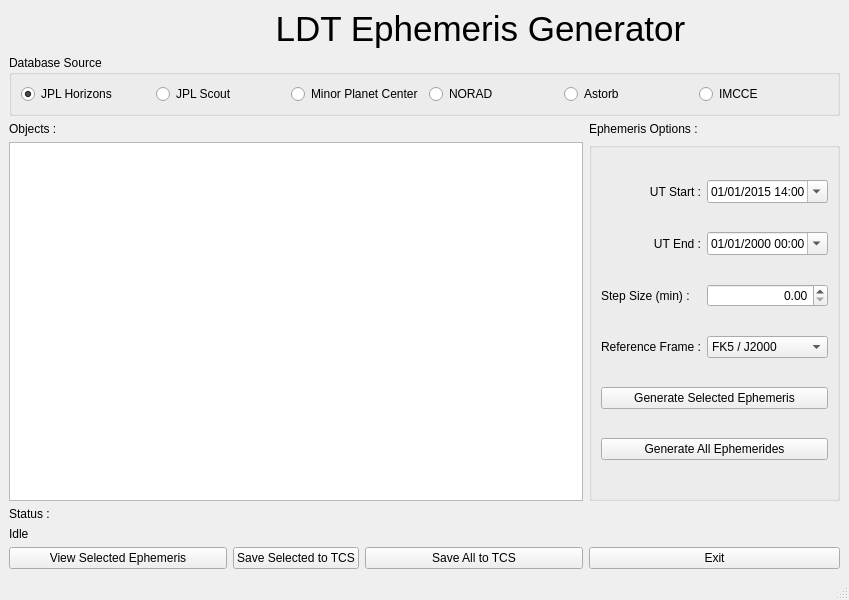
The window that obstools/UI/EphemMainWindow.ui (LowellObservatory/LDTObserverTools) describes before a commit, drawn with Qt 5.
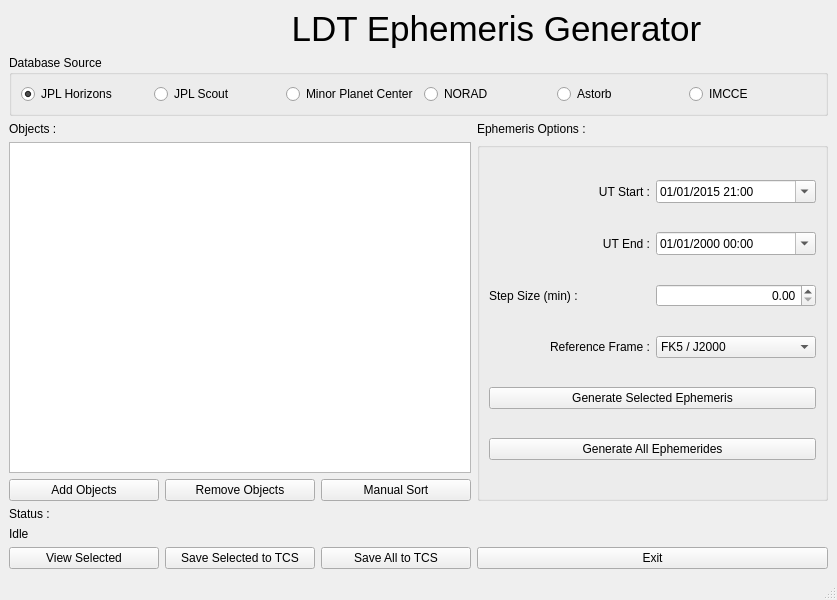
The same window after the commit. Icons and pictures are not drawn.

Commit message:
Putting object selection in place (ephem_generator)
	modified:   obstools/UI/EphemMainWindow.py
	modified:   obstools/UI/EphemMainWindow.ui
	modified:   obstools/ephem_generator.py
	modified:   obstools/utils.py

```diff
--- a/obstools/UI/EphemMainWindow.ui
+++ b/obstools/UI/EphemMainWindow.ui
@@ -6,7 +6,7 @@
    <rect>
     <x>0</x>
     <y>0</y>
-    <width>849</width>
+    <width>837</width>
     <height>600</height>
    </rect>
   </property>
@@ -14,28 +14,7 @@
    <string>LDT Ephemeris Generator Main Window</string>
   </property>
   <widget class="QWidget" name="centralwidget">
-   <layout class="QGridLayout" name="gridLayout" columnstretch="0,0,0,0,0,0" columnminimumwidth="0,0,0,0,0,0">
-    <item row="5" column="5">
-     <widget class="QLabel" name="label_7">
-      <property name="text">
-       <string>Ephemeris Options :</string>
-      </property>
-     </widget>
-    </item>
-    <item row="7" column="0">
-     <widget class="QLabel" name="label_2">
-      <property name="text">
-       <string>Status :</string>
-      </property>
-     </widget>
-    </item>
-    <item row="5" column="0" colspan="5">
-     <widget class="QLabel" name="label_3">
-      <property name="text">
-       <string>Objects :</string>
-      </property>
-     </widget>
-    </item>
+   <layout class="QGridLayout" name="gridLayout">
     <item row="0" column="0">
      <widget class="QLabel" name="LowellLogo">
       <property name="text">
@@ -46,17 +25,7 @@
       </property>
      </widget>
     </item>
-    <item row="9" column="0" colspan="2">
-     <widget class="QPushButton" name="viewButton">
-      <property name="text">
-       <string>View Selected Ephemeris</string>
-      </property>
-     </widget>
-    </item>
-    <item row="6" column="0" colspan="5">
-     <widget class="QTextEdit" name="textEdit"/>
-    </item>
-    <item row="1" column="0" rowspan="4" colspan="6">
+    <item row="1" column="0" colspan="4">
      <widget class="QGroupBox" name="sourceGroupbox">
       <property name="title">
        <string>Database Source</string>
@@ -110,21 +79,21 @@
       </layout>
      </widget>
     </item>
-    <item row="9" column="3" colspan="2">
-     <widget class="QPushButton" name="saveAllButton">
+    <item row="2" column="0">
+     <widget class="QLabel" name="label_3">
       <property name="text">
-       <string>Save All to TCS</string>
+       <string>Objects :</string>
       </property>
      </widget>
     </item>
-    <item row="9" column="5">
-     <widget class="QPushButton" name="exitButton">
+    <item row="2" column="3">
+     <widget class="QLabel" name="label_7">
       <property name="text">
-       <string>Exit</string>
+       <string>Ephemeris Options :</string>
       </property>
      </widget>
     </item>
-    <item row="6" column="5">
+    <item row="3" column="3" rowspan="2">
      <widget class="QGroupBox" name="optionsBox">
       <property name="title">
        <string/>
@@ -164,7 +133,7 @@
         <widget class="QDateTimeEdit" name="inputUTStart">
          <property name="dateTime">
           <datetime>
-           <hour>14</hour>
+           <hour>21</hour>
            <minute>0</minute>
            <second>0</second>
            <year>2015</year>
@@ -188,7 +157,7 @@
          </property>
          <property name="maximumTime">
           <time>
-           <hour>1</hour>
+           <hour>8</hour>
            <minute>59</minute>
            <second>59</second>
           </time>
@@ -279,21 +248,126 @@
       </layout>
      </widget>
     </item>
-    <item row="8" column="0" colspan="6">
-     <widget class="QLabel" name="labelStatus">
+    <item row="4" column="0">
+     <widget class="QPushButton" name="addObjectsButton">
       <property name="text">
-       <string>Idle</string>
+       <string>Add Objects</string>
       </property>
+      <property name="checkable">
+       <bool>false</bool>
+      </property>
      </widget>
     </item>
-    <item row="9" column="2">
+    <item row="4" column="1">
+     <widget class="QPushButton" name="removeObjectsButton">
+      <property name="text">
+       <string>Remove Objects</string>
+      </property>
+     </widget>
+    </item>
+    <item row="4" column="2">
+     <widget class="QPushButton" name="sortButton">
+      <property name="text">
+       <string>Manual Sort</string>
+      </property>
+     </widget>
+    </item>
+    <item row="5" column="0">
+     <widget class="QLabel" name="label_2">
+      <property name="text">
+       <string>Status :</string>
+      </property>
+     </widget>
+    </item>
+    <item row="7" column="0">
+     <widget class="QPushButton" name="viewButton">
+      <property name="sizePolicy">
+       <sizepolicy hsizetype="Fixed" vsizetype="Fixed">
+        <horstretch>0</horstretch>
+        <verstretch>0</verstretch>
+       </sizepolicy>
+      </property>
+      <property name="minimumSize">
+       <size>
+        <width>150</width>
+        <height>0</height>
+       </size>
+      </property>
+      <property name="text">
+       <string>View Selected</string>
+      </property>
+     </widget>
+    </item>
+    <item row="7" column="1">
      <widget class="QPushButton" name="saveSelectedButton">
+      <property name="sizePolicy">
+       <sizepolicy hsizetype="Fixed" vsizetype="Fixed">
+        <horstretch>0</horstretch>
+        <verstretch>0</verstretch>
+       </sizepolicy>
+      </property>
+      <property name="minimumSize">
+       <size>
+        <width>150</width>
+        <height>0</height>
+       </size>
+      </property>
       <property name="text">
        <string>Save Selected to TCS</string>
       </property>
      </widget>
     </item>
-    <item row="0" column="1" colspan="5">
+    <item row="7" column="2">
+     <widget class="QPushButton" name="saveAllButton">
+      <property name="sizePolicy">
+       <sizepolicy hsizetype="Fixed" vsizetype="Fixed">
+        <horstretch>0</horstretch>
+        <verstretch>0</verstretch>
+       </sizepolicy>
+      </property>
+      <property name="minimumSize">
+       <size>
+        <width>150</width>
+        <height>0</height>
+       </size>
+      </property>
+      <property name="text">
+       <string>Save All to TCS</string>
+      </property>
+     </widget>
+    </item>
+    <item row="7" column="3">
+     <widget class="QPushButton" name="exitButton">
+      <property name="text">
+       <string>Exit</string>
+      </property>
+     </widget>
+    </item>
+    <item row="3" column="0" colspan="3">
+     <widget class="QListWidget" name="objectList">
+      <property name="font">
+       <font>
+        <pointsize>13</pointsize>
+       </font>
+      </property>
+      <property name="alternatingRowColors">
+       <bool>true</bool>
+      </property>
+      <property name="selectionMode">
+       <enum>QAbstractItemView::SelectionMode::MultiSelection</enum>
+      </property>
+      <property name="selectionBehavior">
+       <enum>QAbstractItemView::SelectionBehavior::SelectRows</enum>
+      </property>
+      <property name="itemAlignment">
+       <set>Qt::AlignmentFlag::AlignLeading</set>
+      </property>
+      <property name="sortingEnabled">
+       <bool>true</bool>
+      </property>
+     </widget>
+    </item>
+    <item row="0" column="1" colspan="3">
      <widget class="QLabel" name="labelTitle">
       <property name="font">
        <font>
@@ -308,6 +382,13 @@
       </property>
      </widget>
     </item>
+    <item row="6" column="0" colspan="4">
+     <widget class="QLabel" name="labelStatus">
+      <property name="text">
+       <string>Idle</string>
+      </property>
+     </widget>
+    </item>
    </layout>
   </widget>
   <widget class="QMenuBar" name="menubar">
```
Left out of the diff: 7 changed lines with no effect on the pictures. The commit also changes 3 other files.
